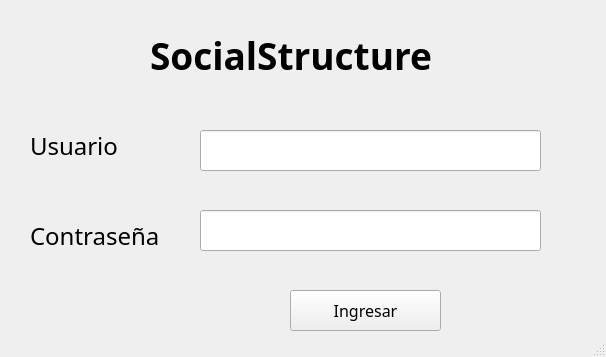
This is Fase2/mainwindow.ui in angelygm03/-EDD-Proyecto_202210483 as Qt 5 draws it before an edit. The edited form follows.
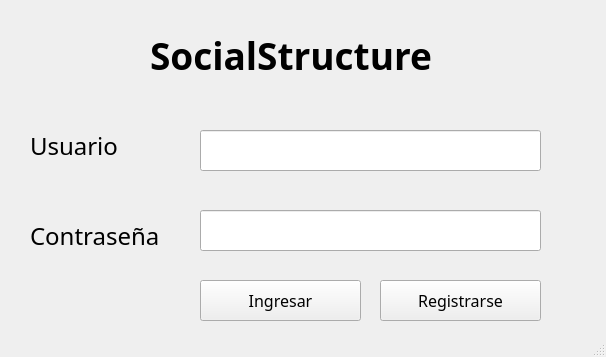
This is the edited form.

The edit to the form file:
```diff
--- a/Fase2/mainwindow.ui
+++ b/Fase2/mainwindow.ui
@@ -116,9 +116,9 @@
    <widget class="QPushButton" name="pushButton_Login">
     <property name="geometry">
      <rect>
-      <x>290</x>
-      <y>290</y>
-      <width>151</width>
+      <x>200</x>
+      <y>280</y>
+      <width>161</width>
       <height>41</height>
      </rect>
     </property>
@@ -132,6 +132,25 @@
      <string>Ingresar</string>
     </property>
    </widget>
+   <widget class="QPushButton" name="pushButton_Registro">
+    <property name="geometry">
+     <rect>
+      <x>380</x>
+      <y>280</y>
+      <width>161</width>
+      <height>41</height>
+     </rect>
+    </property>
+    <property name="font">
+     <font>
+      <family>Gill Sans MT</family>
+      <pointsize>12</pointsize>
+     </font>
+    </property>
+    <property name="text">
+     <string>Registrarse</string>
+    </property>
+   </widget>
   </widget>
   <widget class="QStatusBar" name="statusbar"/>
  </widget>
```
